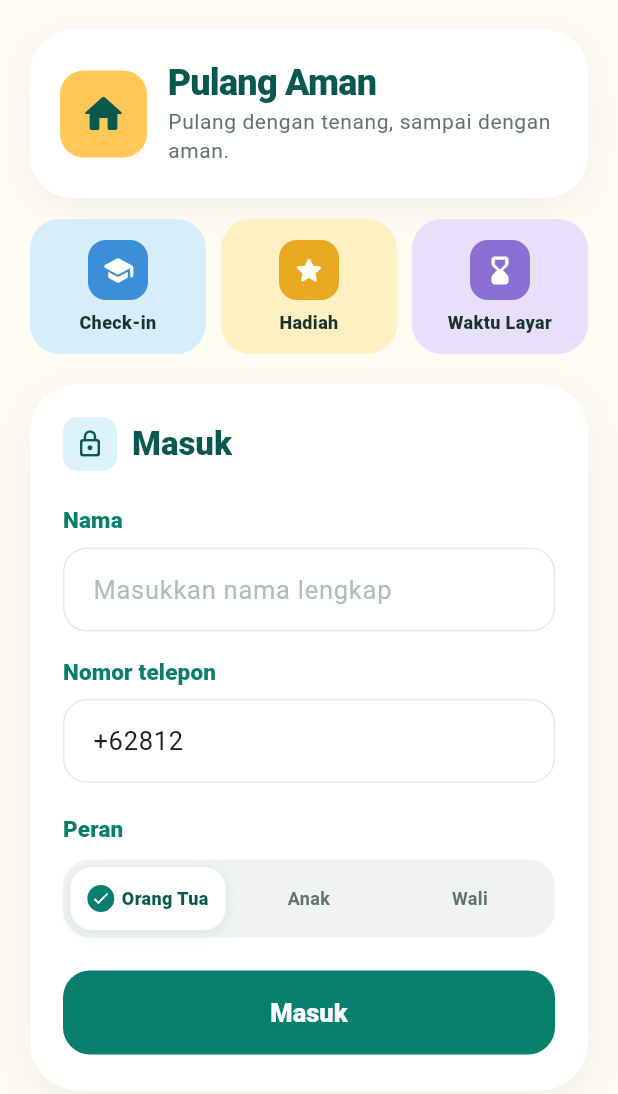
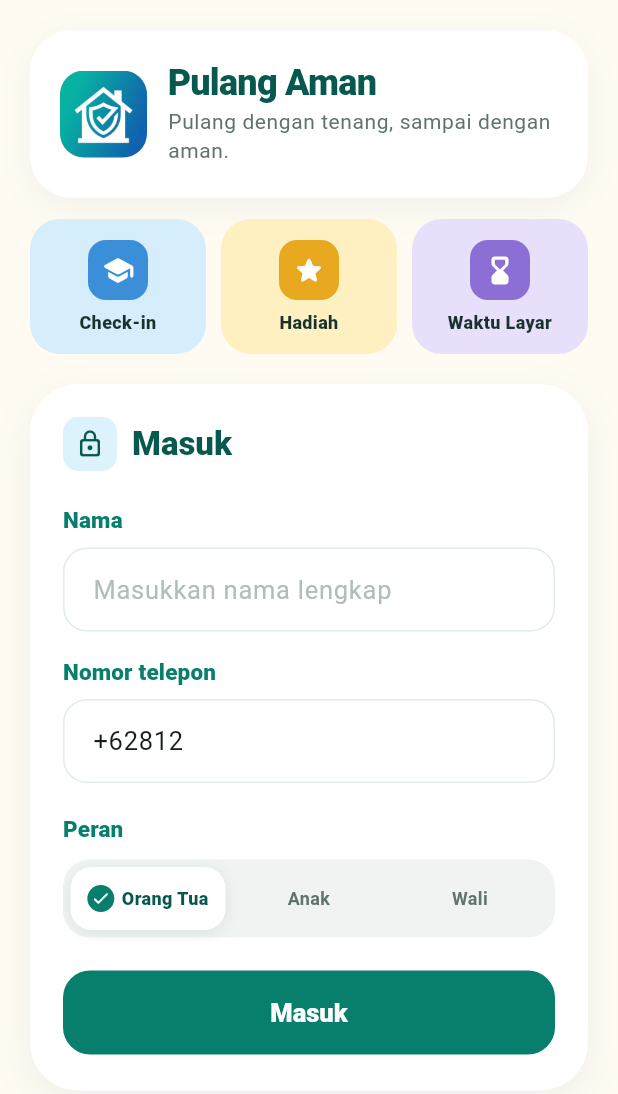
Before and after one commit to hndrwn-dk/pulangaman, a Flutter app: the screen it shows after launch, on a phone screen of 412 x 824 dp. Shown: the top 1094 px of the screen. Run offline on Flutter 3.47's test engine with Material 3 defaults, Android fonts, the phone set to English and light mode, and no system bars; our stand-ins replace battery_plus, connectivity_plus, flutter_riverpod, flutter_secure_storage, geolocator, google_maps_flutter and 2 more; accounts and stored records are empty.

Commit message:
feat: premium UX redesign + fixes
- Redesign parent home, child detail, zones, screen time, more, guardians, reminders, reports, rewards screens
- Rename nav labels: Waktu HP -> Waktu Layar, Tempat -> Zona, Tempat Aman -> Zona Aman
- Add child greeting based on time of day (Pagi/Siang/Sore/Malam)
- Remove PulangAman app bar title from child home screen
- Remove 'Di mana anak' from Lainnya menu
- Avatar top-right links to Pengaturan Akun (with logout button)
- Extract AccountSettingsScreen as standalone widget
- Fix API default URL from localhost to Render cloud
- Persist child battery on profile; fix parent battery sync
- Fix background battery read via BatteryManager in native service
- Add app icon and launch screen assets
- Add Cursor rules for build procedure and API deploy
- Add proguard rules

```diff
--- a/apps/mobile/lib/core/config.dart
+++ b/apps/mobile/lib/core/config.dart
@@ -1,13 +1,17 @@
 /// Runtime config. Override with `--dart-define=API_BASE_URL=...`.
+///
+/// Defaults target the Render cloud API. For local API on the Android emulator:
+/// `--dart-define=API_BASE_URL=http://10.0.2.2:3000`
+/// `--dart-define=WS_BASE_URL=ws://10.0.2.2:3000`
 abstract final class AppConfig {
   static const apiBaseUrl = String.fromEnvironment(
     'API_BASE_URL',
-    defaultValue: 'http://10.0.2.2:3000',
+    defaultValue: 'https://pulangaman-api.onrender.com',
   );
 
   static const wsBaseUrl = String.fromEnvironment(
     'WS_BASE_URL',
-    defaultValue: 'ws://10.0.2.2:3000',
+    defaultValue: 'wss://pulangaman-api.onrender.com',
   );
 
   static const googleMapsApiKey = String.fromEnvironment(
--- a/apps/mobile/lib/features/auth/login_screen.dart
+++ b/apps/mobile/lib/features/auth/login_screen.dart
@@ -92,17 +92,13 @@ class _BrandHeader extends StatelessWidget {
       ),
       child: Row(
         children: [
-          Container(
-            width: 58,
-            height: 58,
-            decoration: BoxDecoration(
-              color: AppColors.amber,
-              borderRadius: BorderRadius.circular(16),
-            ),
-            child: const Icon(
-              Icons.home_rounded,
-              color: AppColors.tealDeep,
-              size: 32,
+          ClipRRect(
+            borderRadius: BorderRadius.circular(16),
+            child: Image.asset(
+              'assets/images/app_icon.png',
+              width: 58,
+              height: 58,
+              fit: BoxFit.cover,
             ),
           ),
           const SizedBox(width: 14),
```
Also changed, not shown: apps/mobile/pubspec.yaml (+9 -0 lines), apps/mobile/assets/images/app_icon.png (added), apps/mobile/pubspec.lock, 36 other files.
